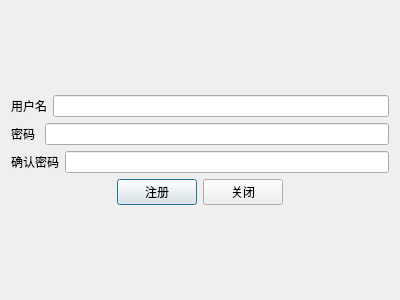
sayazaaa/SmMed, file commonuser/user_register.ui: the form before one commit.
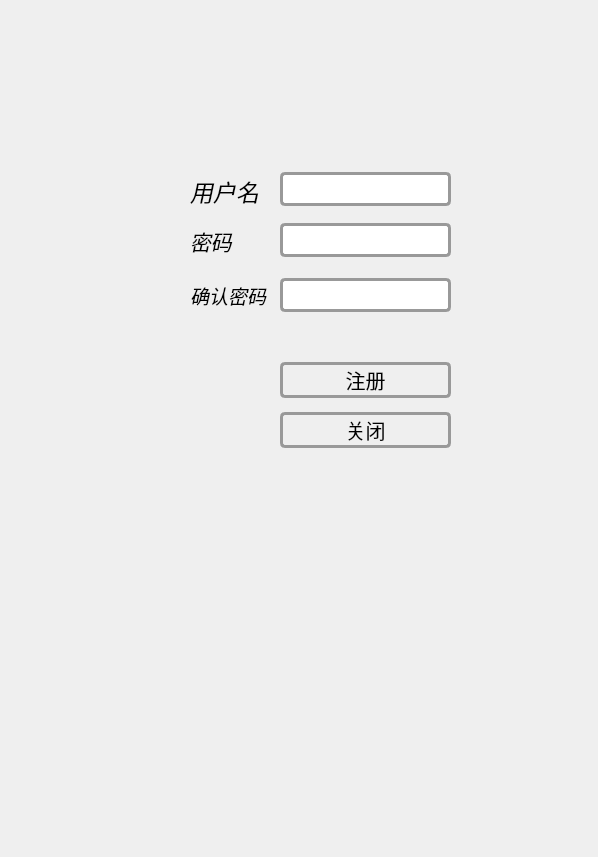
The form after the commit. Icons and pictures are not drawn.

```diff
--- a/commonuser/user_register.ui
+++ b/commonuser/user_register.ui
@@ -6,79 +6,248 @@
    <rect>
     <x>0</x>
     <y>0</y>
-    <width>400</width>
-    <height>300</height>
+    <width>598</width>
+    <height>857</height>
    </rect>
   </property>
   <property name="windowTitle">
    <string>注册</string>
   </property>
-  <layout class="QGridLayout" name="gridLayout">
-   <item row="0" column="0">
-    <layout class="QVBoxLayout" name="verticalLayout">
-     <item>
+  <property name="styleSheet">
+   <string notr="true"/>
+  </property>
+  <widget class="QLabel" name="label">
+   <property name="geometry">
+    <rect>
+     <x>0</x>
+     <y>0</y>
+     <width>601</width>
+     <height>861</height>
+    </rect>
+   </property>
+   <property name="styleSheet">
+    <string notr="true">border-image: url(:/img/register.png)</string>
+   </property>
+   <property name="text">
+    <string/>
+   </property>
+  </widget>
+  <widget class="QWidget" name="horizontalLayoutWidget">
+   <property name="geometry">
+    <rect>
+     <x>190</x>
+     <y>170</y>
+     <width>81</width>
+     <height>41</height>
+    </rect>
+   </property>
       <layout class="QHBoxLayout" name="horizontalLayout">
        <item>
         <widget class="QLabel" name="Username">
+      <property name="font">
+       <font>
+        <pointsize>17</pointsize>
+        <italic>true</italic>
+       </font>
+      </property>
          <property name="text">
           <string>用户名</string>
          </property>
         </widget>
        </item>
-       <item>
-        <widget class="QLineEdit" name="username"/>
-       </item>
-      </layout>
-     </item>
-     <item>
+   </layout>
+  </widget>
+  <widget class="QWidget" name="horizontalLayoutWidget_2">
+   <property name="geometry">
+    <rect>
+     <x>280</x>
+     <y>169</y>
+     <width>171</width>
+     <height>41</height>
+    </rect>
+   </property>
       <layout class="QHBoxLayout" name="horizontalLayout_2">
        <item>
+     <widget class="QLineEdit" name="password_confirm">
+      <property name="font">
+       <font>
+        <pointsize>17</pointsize>
+       </font>
+      </property>
+      <property name="styleSheet">
+       <string notr="true">QWidget {
+    border: 3px solid #999999;
+    border-radius: 5px;
+}</string>
+      </property>
+     </widget>
+    </item>
+   </layout>
+  </widget>
+  <widget class="QWidget" name="verticalLayoutWidget">
+   <property name="geometry">
+    <rect>
+     <x>190</x>
+     <y>220</y>
+     <width>81</width>
+     <height>41</height>
+    </rect>
+   </property>
+   <layout class="QVBoxLayout" name="verticalLayout">
+    <item>
         <widget class="QLabel" name="Password">
+      <property name="font">
+       <font>
+        <pointsize>16</pointsize>
+        <italic>true</italic>
+       </font>
+      </property>
          <property name="text">
           <string>密码 </string>
          </property>
         </widget>
        </item>
+   </layout>
+  </widget>
+  <widget class="QWidget" name="verticalLayoutWidget_2">
+   <property name="geometry">
+    <rect>
+     <x>280</x>
+     <y>220</y>
+     <width>171</width>
+     <height>41</height>
+    </rect>
+   </property>
+   <layout class="QVBoxLayout" name="verticalLayout_2">
        <item>
-        <widget class="QLineEdit" name="password"/>
-       </item>
-      </layout>
-     </item>
-     <item>
+     <widget class="QLineEdit" name="password">
+      <property name="font">
+       <font>
+        <pointsize>17</pointsize>
+       </font>
+      </property>
+      <property name="styleSheet">
+       <string notr="true">QWidget {
+    border: 3px solid #999999;
+    border-radius: 5px;
+}</string>
+      </property>
+     </widget>
+    </item>
+   </layout>
+  </widget>
+  <widget class="QWidget" name="horizontalLayoutWidget_3">
+   <property name="geometry">
+    <rect>
+     <x>190</x>
+     <y>270</y>
+     <width>83</width>
+     <height>51</height>
+    </rect>
+   </property>
       <layout class="QHBoxLayout" name="horizontalLayout_3">
        <item>
         <widget class="QLabel" name="Password_confirm">
+      <property name="font">
+       <font>
+        <pointsize>14</pointsize>
+        <italic>true</italic>
+       </font>
+      </property>
          <property name="text">
           <string>确认密码</string>
          </property>
         </widget>
        </item>
+   </layout>
+  </widget>
+  <widget class="QWidget" name="verticalLayoutWidget_3">
+   <property name="geometry">
+    <rect>
+     <x>280</x>
+     <y>270</y>
+     <width>171</width>
+     <height>51</height>
+    </rect>
+   </property>
+   <layout class="QVBoxLayout" name="verticalLayout_3">
        <item>
-        <widget class="QLineEdit" name="password_confirm"/>
-       </item>
-      </layout>
-     </item>
+     <widget class="QLineEdit" name="username">
+      <property name="font">
+       <font>
+        <pointsize>17</pointsize>
+       </font>
+      </property>
+      <property name="styleSheet">
+       <string notr="true">QWidget {
+    border: 3px solid #999999;
+    border-radius: 5px;
+}</string>
+      </property>
+     </widget>
+    </item>
+   </layout>
+  </widget>
+  <widget class="QWidget" name="verticalLayoutWidget_4">
+   <property name="geometry">
+    <rect>
+     <x>280</x>
+     <y>360</y>
+     <width>171</width>
+     <height>41</height>
+    </rect>
+   </property>
+   <layout class="QVBoxLayout" name="verticalLayout_4">
      <item>
-      <layout class="QHBoxLayout" name="horizontalLayout_4">
-       <item alignment="Qt::AlignRight">
         <widget class="QPushButton" name="register_confirm">
+      <property name="font">
+       <font>
+        <pointsize>15</pointsize>
+       </font>
+      </property>
+      <property name="styleSheet">
+       <string notr="true">QWidget {
+    border: 3px solid #999999;
+    border-radius: 5px;
+}</string>
+      </property>
          <property name="text">
           <string>注册</string>
          </property>
         </widget>
        </item>
-       <item alignment="Qt::AlignLeft">
+   </layout>
+  </widget>
+  <widget class="QWidget" name="verticalLayoutWidget_5">
+   <property name="geometry">
+    <rect>
+     <x>280</x>
+     <y>410</y>
+     <width>171</width>
+     <height>41</height>
+    </rect>
+   </property>
+   <layout class="QVBoxLayout" name="verticalLayout_5">
+    <item>
         <widget class="QPushButton" name="close">
+      <property name="font">
+       <font>
+        <pointsize>15</pointsize>
+       </font>
+      </property>
+      <property name="styleSheet">
+       <string notr="true">QWidget {
+    border: 3px solid #999999;
+    border-radius: 5px;
+}</string>
+      </property>
          <property name="text">
           <string>关闭</string>
          </property>
         </widget>
        </item>
       </layout>
-     </item>
-    </layout>
-   </item>
-  </layout>
+  </widget>
  </widget>
  <resources/>
  <connections/>
```
Lines whose indentation alone changed are shown as unchanged.
